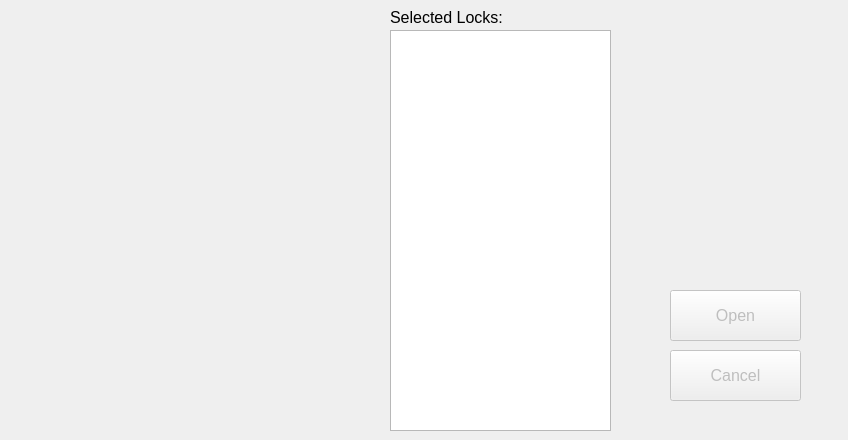
Old version of the form Key/selectlockswidget.ui in the repository BuzzSiler/keycodebox-key.
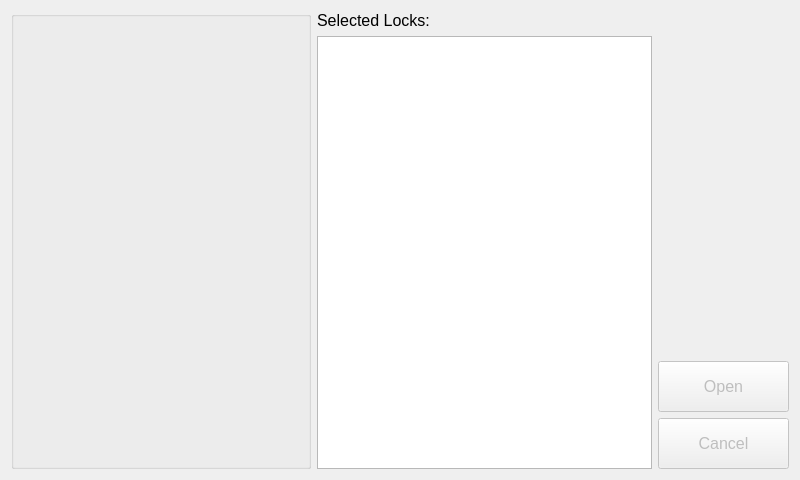
New version of the form.

The edit to the form file:
```diff
--- a/Key/selectlockswidget.ui
+++ b/Key/selectlockswidget.ui
@@ -9,22 +9,54 @@
    <rect>
     <x>0</x>
     <y>0</y>
+    <width>800</width>
+    <height>480</height>
+   </rect>
+  </property>
+  <property name="minimumSize">
+   <size>
+    <width>800</width>
+    <height>480</height>
+   </size>
+  </property>
+  <property name="maximumSize">
+   <size>
     <width>848</width>
-    <height>440</height>
-   </rect>
+    <height>480</height>
+   </size>
   </property>
   <property name="windowTitle">
    <string>Select Locks</string>
   </property>
+  <layout class="QHBoxLayout" name="horizontalLayout_3">
+   <item>
+    <layout class="QHBoxLayout" name="horizontalLayout_2">
+     <item>
+      <widget class="QGroupBox" name="groupBox">
+       <property name="minimumSize">
+        <size>
+         <width>300</width>
+         <height>0</height>
+        </size>
+       </property>
+       <property name="title">
+        <string/>
+       </property>
+       <widget class="QWidget" name="">
+        <layout class="QVBoxLayout" name="vloLockCabinet">
+         <property name="sizeConstraint">
+          <enum>QLayout::SetMaximumSize</enum>
+         </property>
+        </layout>
+       </widget>
+      </widget>
+     </item>
+     <item>
+      <layout class="QHBoxLayout" name="horizontalLayout">
+       <item>
+        <layout class="QVBoxLayout" name="verticalLayout">
+         <item>
   <widget class="QLabel" name="lblSelectedLocks">
-   <property name="geometry">
-    <rect>
-     <x>390</x>
-     <y>9</y>
-     <width>131</width>
-     <height>16</height>
-    </rect>
-   </property>
    <property name="font">
     <font>
      <pointsize>12</pointsize>
@@ -34,32 +66,51 @@
     <string>Selected Locks:</string>
    </property>
   </widget>
+         </item>
+         <item>
   <widget class="QListWidget" name="lstSelectedLocks">
-   <property name="geometry">
-    <rect>
-     <x>390</x>
-     <y>30</y>
-     <width>221</width>
-     <height>401</height>
-    </rect>
-   </property>
    <property name="font">
     <font>
      <pointsize>12</pointsize>
     </font>
    </property>
   </widget>
+         </item>
+        </layout>
+       </item>
+       <item>
+        <layout class="QVBoxLayout" name="verticalLayout_2">
+         <item>
+          <spacer name="verticalSpacer">
+           <property name="orientation">
+            <enum>Qt::Vertical</enum>
+           </property>
+           <property name="sizeHint" stdset="0">
+            <size>
+             <width>20</width>
+             <height>40</height>
+            </size>
+           </property>
+          </spacer>
+         </item>
+         <item>
+          <layout class="QVBoxLayout" name="vloOpenCancel">
+           <item>
   <widget class="QPushButton" name="btnOpenSelected">
    <property name="enabled">
     <bool>false</bool>
    </property>
-   <property name="geometry">
-    <rect>
-     <x>670</x>
-     <y>290</y>
+             <property name="minimumSize">
+              <size>
      <width>131</width>
      <height>51</height>
-    </rect>
+              </size>
+             </property>
+             <property name="maximumSize">
+              <size>
+               <width>131</width>
+               <height>51</height>
+              </size>
    </property>
    <property name="font">
     <font>
@@ -73,17 +124,23 @@
     <bool>false</bool>
    </property>
   </widget>
+           </item>
+           <item>
   <widget class="QPushButton" name="btnCancelOpen">
    <property name="enabled">
     <bool>false</bool>
    </property>
-   <property name="geometry">
-    <rect>
-     <x>670</x>
-     <y>350</y>
+             <property name="minimumSize">
+              <size>
      <width>131</width>
      <height>51</height>
-    </rect>
+              </size>
+             </property>
+             <property name="maximumSize">
+              <size>
+               <width>131</width>
+               <height>51</height>
+              </size>
    </property>
    <property name="font">
     <font>
@@ -97,17 +154,16 @@
     <bool>false</bool>
    </property>
   </widget>
-  <widget class="QWidget" name="verticalLayoutWidget">
-   <property name="geometry">
-    <rect>
-     <x>10</x>
-     <y>10</y>
-     <width>351</width>
-     <height>421</height>
-    </rect>
-   </property>
-   <layout class="QVBoxLayout" name="vloLockCabinet"/>
-  </widget>
+           </item>
+          </layout>
+         </item>
+        </layout>
+       </item>
+      </layout>
+     </item>
+    </layout>
+   </item>
+  </layout>
  </widget>
  <resources/>
  <connections/>
```
Lines whose indentation alone changed are shown as unchanged.
